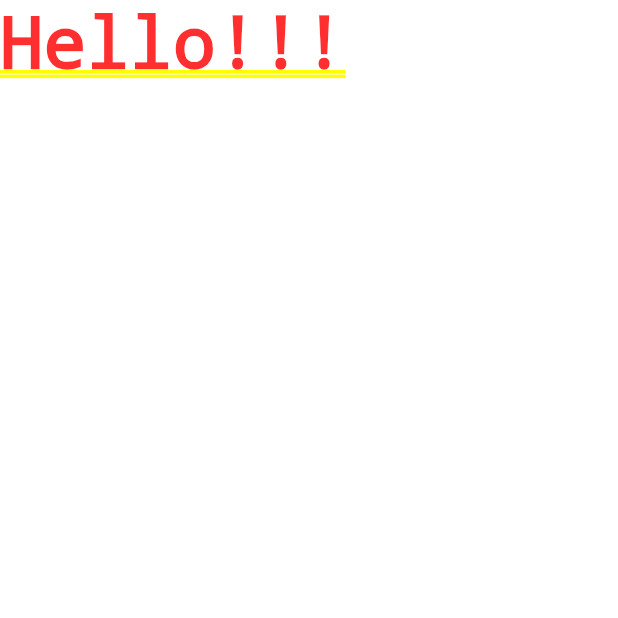
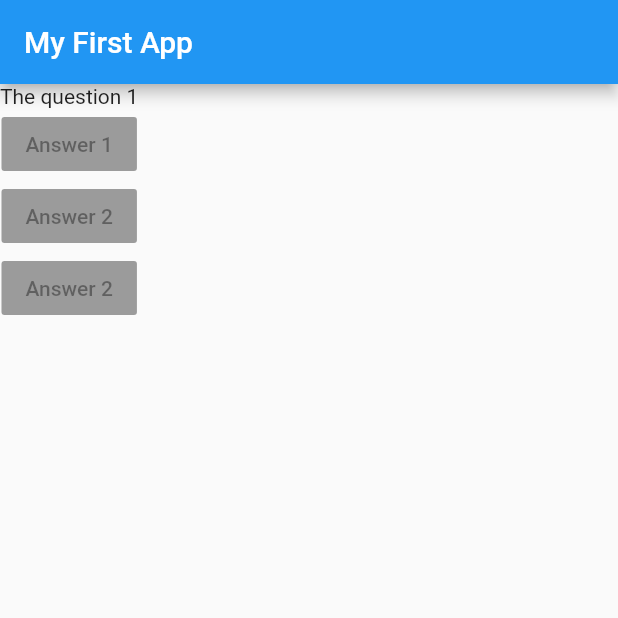
Before and after one commit to balaks25/flutter_project_1, a Flutter app: the screen it shows after launch, on a phone screen of 412 x 824 dp, the top half of it. Run offline on Flutter 3.47's test engine with Material 2 defaults, Android fonts, the phone set to English and light mode, and no system bars.

Commit message:
learned - class initialisation - adding Scaffold - material design widgets - adding App Bar - adding column / row list - adding raisedbutton

```diff
--- a/project_1/lib/main.dart
+++ b/project_1/lib/main.dart
@@ -5,10 +5,26 @@ void main() {
 }
 
 class MyApp extends StatelessWidget {
+  var question = [
+    'What\'s your favorite color',
+    'what\'s your favorite animal'
+  ];
   @override
   Widget build(BuildContext context) {
     return MaterialApp(
-      home: Text('Hello!!!'),
+      home: Scaffold(
+        appBar: AppBar(
+          title: Text('My First App'),
+        ),
+        body: Column(
+          children: [
+            Text('The question 1'),
+            RaisedButton(child: Text('Answer 1'), onPressed: null),
+            RaisedButton(child: Text('Answer 2'), onPressed: null),
+            RaisedButton(child: Text('Answer 2'), onPressed: null),
+          ],
+        ),
+      ),
     );
   }
 }
```
